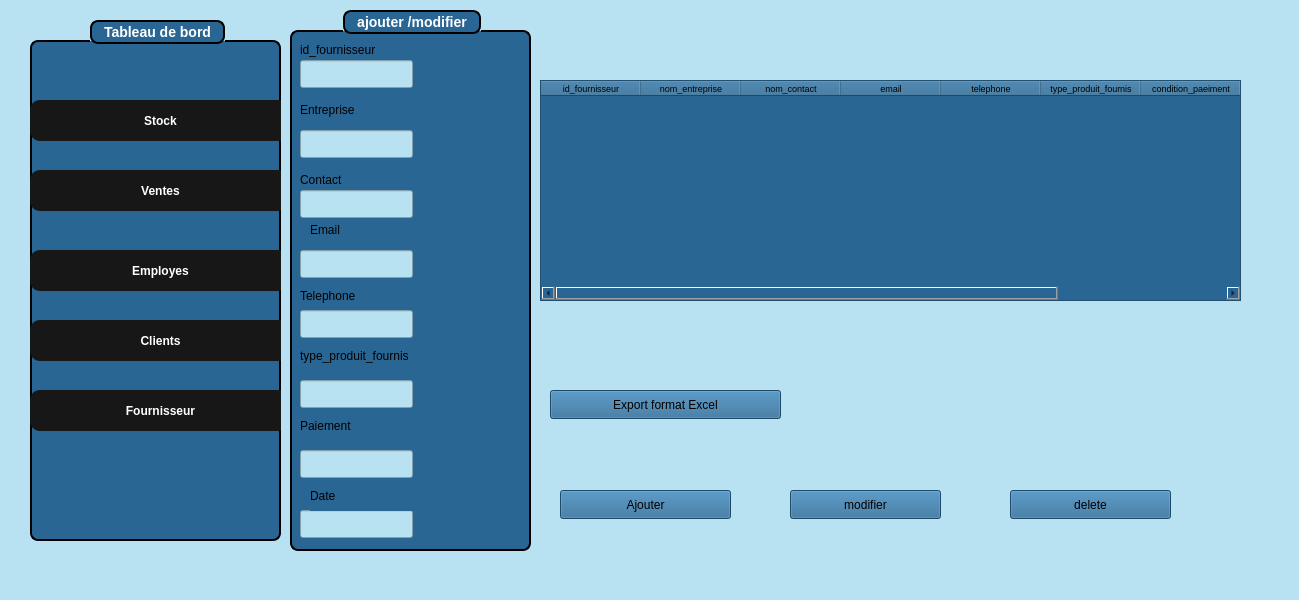
This is fournisseurwindow.ui in Esprit-UP-Algo/projetcpp-2a25-s1-smart-optical-store as Qt 5 draws it before an edit. The edited form follows.
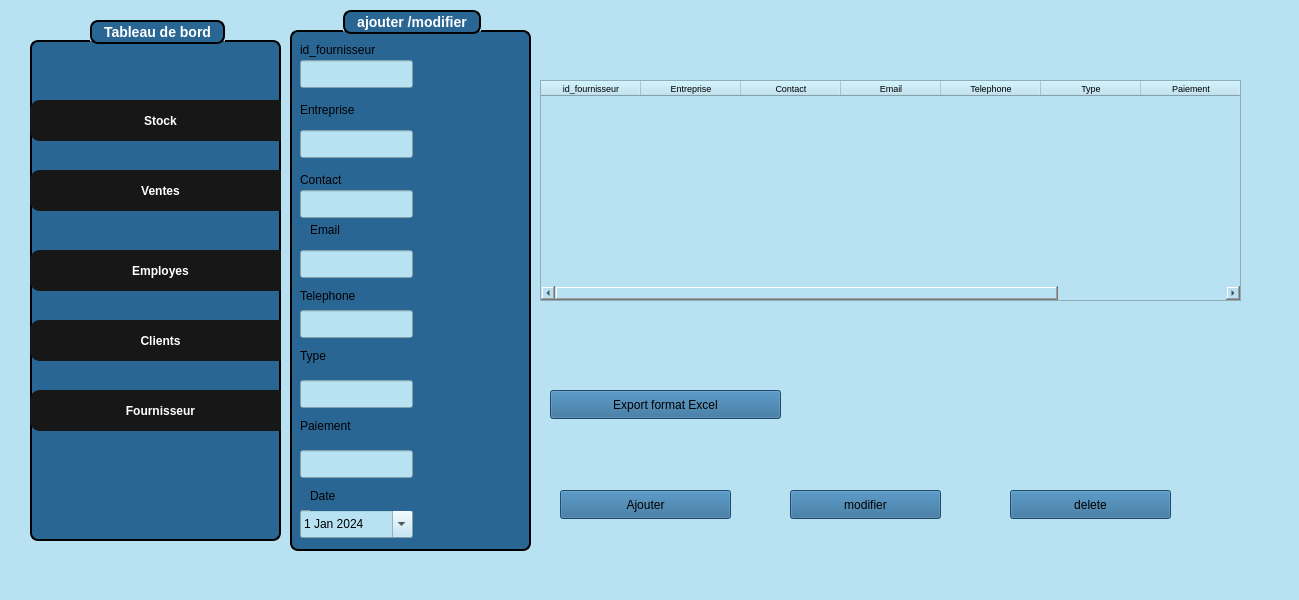
This is the edited form. Icons and pictures are not drawn.

```diff
--- a/fournisseurwindow.ui
+++ b/fournisseurwindow.ui
@@ -56,7 +56,9 @@
        </rect>
       </property>
       <property name="styleSheet">
-       <string notr="true"> background-color: rgb(41, 102, 148);</string>
+       <string notr="true"> background-color: rgb(41, 102, 148);
+ QHeaderView::section { color: black; background-color: rgb(41, 102, 148); }
+ QTableWidget::item { color: white; }</string>
       </property>
       <column>
        <property name="text">
@@ -70,7 +72,7 @@
       </column>
       <column>
        <property name="text">
-        <string>nom_entreprise</string>
+        <string>Entreprise</string>
        </property>
        <property name="font">
         <font>
@@ -80,7 +82,7 @@
       </column>
       <column>
        <property name="text">
-        <string>nom_contact</string>
+        <string>Contact</string>
        </property>
        <property name="font">
         <font>
@@ -90,7 +92,7 @@
       </column>
       <column>
        <property name="text">
-        <string>email</string>
+        <string>Email</string>
        </property>
        <property name="font">
         <font>
@@ -100,7 +102,7 @@
       </column>
       <column>
        <property name="text">
-        <string>telephone</string>
+        <string>Telephone</string>
        </property>
        <property name="font">
         <font>
@@ -110,7 +112,7 @@
       </column>
       <column>
        <property name="text">
-        <string>type_produit_fournis</string>
+        <string>Type</string>
        </property>
        <property name="font">
         <font>
@@ -120,7 +122,7 @@
       </column>
       <column>
        <property name="text">
-        <string>condition_paeiment</string>
+        <string>Paiement</string>
        </property>
        <property name="font">
         <font>
@@ -130,7 +132,7 @@
       </column>
       <column>
        <property name="text">
-        <string>historique</string>
+        <string>Date</string>
        </property>
        <property name="font">
         <font>
@@ -374,7 +376,7 @@
        <property name="geometry">
         <rect>
          <x>10</x>
-         <y>500</y>
+         <y>370</y>
          <width>113</width>
          <height>28</height>
         </rect>
@@ -396,17 +398,24 @@
         <string/>
        </property>
       </widget>
-      <widget class="QLineEdit" name="lineEdit_13">
+      <widget class="QDateEdit" name="dateEdit">
        <property name="geometry">
         <rect>
          <x>10</x>
-         <y>370</y>
+         <y>500</y>
          <width>113</width>
          <height>28</height>
         </rect>
        </property>
-       <property name="text">
-        <string/>
+       <property name="calendarPopup">
+        <bool>true</bool>
+       </property>
+       <property name="date">
+        <date>
+         <year>2024</year>
+         <month>1</month>
+         <day>1</day>
+        </date>
        </property>
       </widget>
       <widget class="QLabel" name="label_11">
@@ -423,7 +432,7 @@
 </string>
        </property>
        <property name="text">
-        <string>type_produit_fournis</string>
+        <string>Type</string>
        </property>
       </widget>
       <widget class="QLabel" name="label_12">
```
